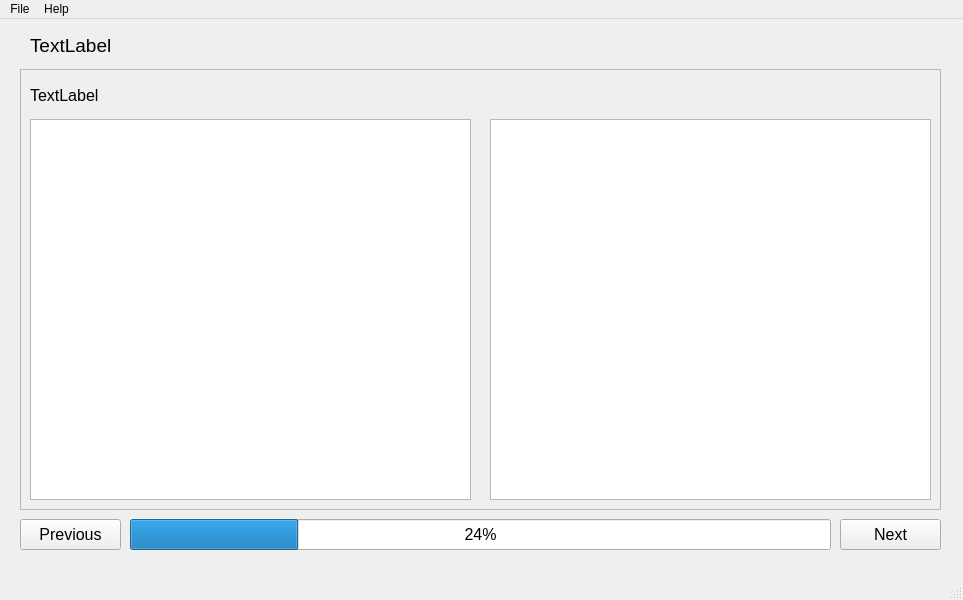
Qt form src/ui/quiz_window.ui (nikolovdeyan/flashkarti) before a commit.
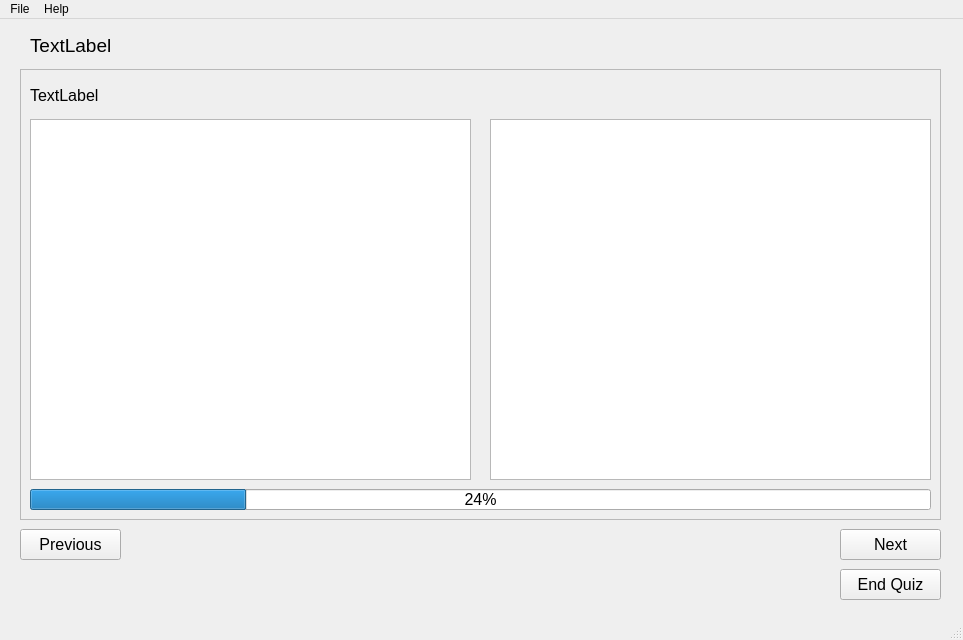
The same form after that commit.

Commit message: Change windows' layouts. Added 'End Quiz' button

Diff of the .ui file:
```diff
--- a/src/ui/quiz_window.ui
+++ b/src/ui/quiz_window.ui
@@ -7,7 +7,7 @@
     <x>0</x>
     <y>0</y>
     <width>963</width>
-    <height>600</height>
+    <height>640</height>
    </rect>
   </property>
   <property name="windowTitle">
@@ -38,7 +38,7 @@
       <x>20</x>
       <y>50</y>
       <width>921</width>
-      <height>441</height>
+      <height>451</height>
      </rect>
     </property>
     <property name="frameShape">
@@ -71,7 +71,7 @@
        <x>10</x>
        <y>50</y>
        <width>441</width>
-       <height>381</height>
+       <height>361</height>
       </rect>
      </property>
     </widget>
@@ -81,16 +81,34 @@
        <x>470</x>
        <y>50</y>
        <width>441</width>
-       <height>381</height>
+       <height>361</height>
       </rect>
      </property>
     </widget>
+    <widget class="QProgressBar" name="quiz_progress_bar">
+     <property name="geometry">
+      <rect>
+       <x>10</x>
+       <y>420</y>
+       <width>901</width>
+       <height>21</height>
+      </rect>
+     </property>
+     <property name="font">
+      <font>
+       <pointsize>12</pointsize>
+      </font>
+     </property>
+     <property name="value">
+      <number>24</number>
+     </property>
+    </widget>
    </widget>
    <widget class="QPushButton" name="next_card_btn">
     <property name="geometry">
      <rect>
       <x>840</x>
-      <y>500</y>
+      <y>510</y>
       <width>101</width>
       <height>31</height>
      </rect>
@@ -114,7 +132,7 @@
     <property name="geometry">
      <rect>
       <x>20</x>
-      <y>500</y>
+      <y>510</y>
       <width>101</width>
       <height>31</height>
      </rect>
@@ -134,22 +152,28 @@
      <string>Previous</string>
     </property>
    </widget>
-   <widget class="QProgressBar" name="quiz_progress_bar">
+   <widget class="QPushButton" name="end_quiz_btn">
     <property name="geometry">
      <rect>
-      <x>130</x>
-      <y>500</y>
-      <width>701</width>
+      <x>840</x>
+      <y>550</y>
+      <width>101</width>
       <height>31</height>
      </rect>
     </property>
+    <property name="sizePolicy">
+     <sizepolicy hsizetype="Fixed" vsizetype="Fixed">
+      <horstretch>0</horstretch>
+      <verstretch>0</verstretch>
+     </sizepolicy>
+    </property>
     <property name="font">
      <font>
       <pointsize>12</pointsize>
      </font>
     </property>
-    <property name="value">
-     <number>24</number>
+    <property name="text">
+     <string>End Quiz</string>
     </property>
    </widget>
   </widget>
```
Left out of the diff: 2 changed lines with no effect on the pictures. The commit also changes 4 other files.
